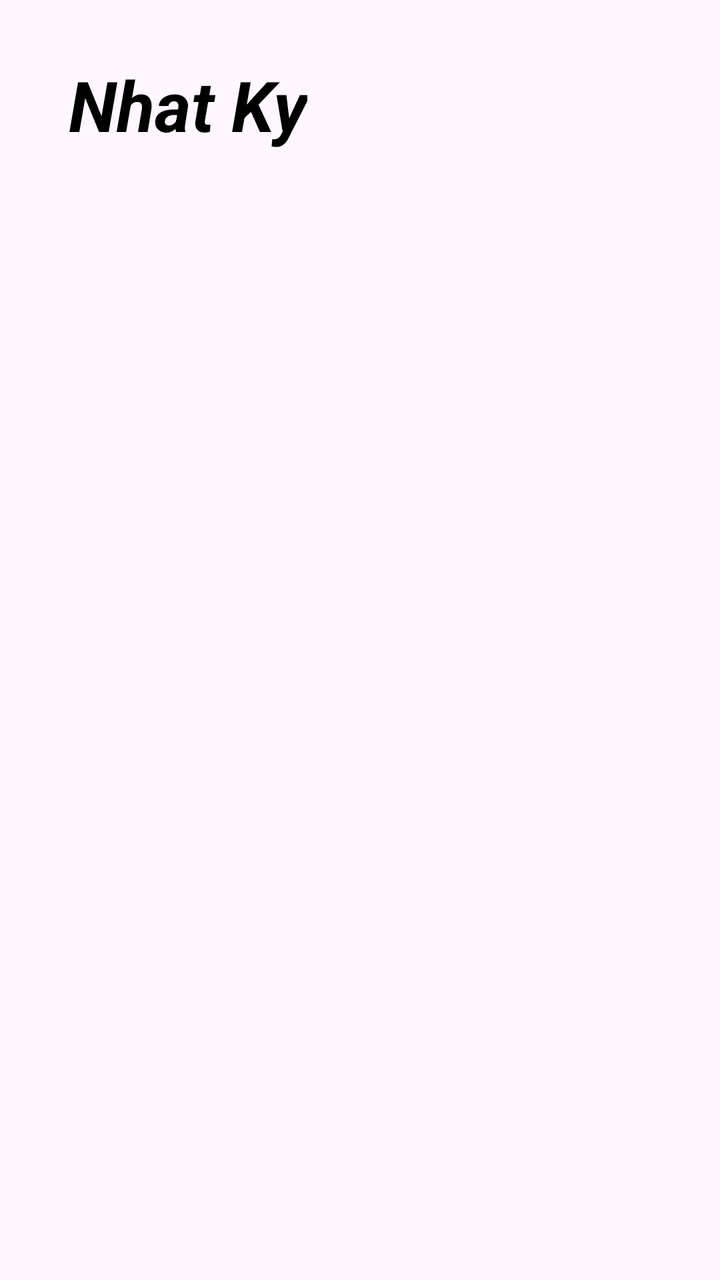
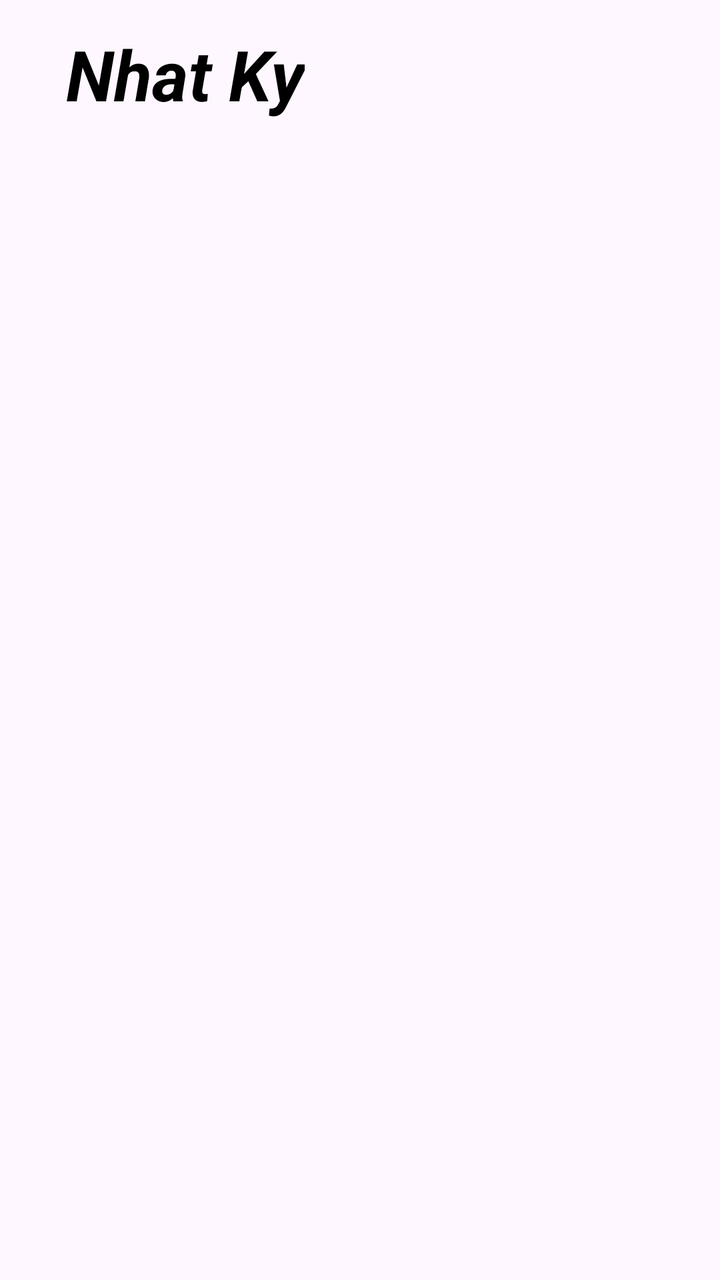

An Android layout rendered at two revisions. The XML below is the earlier revision; the diff shows what the commit changed to produce the second picture.
<!-- AndroidManifest.xml: application theme Theme.Nhatky -->
<!-- res/layout/activity_main.xml -->
<?xml version="1.0" encoding="utf-8"?>
<androidx.constraintlayout.widget.ConstraintLayout xmlns:android="http://schemas.android.com/apk/res/android"
    xmlns:app="http://schemas.android.com/apk/res-auto"
    xmlns:tools="http://schemas.android.com/tools"
    android:id="@+id/main"
    android:layout_width="match_parent"
    android:layout_height="match_parent"
    tools:context=".MainActivity">

    <TextView
        android:id="@+id/textView"
        android:layout_width="wrap_content"
        android:layout_height="wrap_content"
        android:paddingStart="20dp"
        android:text="Nhat Ky"
        android:textColor="@color/black"
        android:textSize="35sp"

        android:textStyle="bold|italic"
        app:layout_constraintBottom_toBottomOf="parent"
        app:layout_constraintEnd_toEndOf="parent"
        app:layout_constraintHorizontal_bias="0.065"
        app:layout_constraintStart_toStartOf="parent"
        app:layout_constraintTop_toTopOf="parent"
        app:layout_constraintVertical_bias="0.049" />

    <ListView
        android:id="@+id/notes_ListView"
        android:layout_width="match_parent"
        android:layout_height="0dp"
        android:layout_marginTop="20dp"
        android:background="@null"
        android:paddingStart="20dp"
        android:paddingTop="10dp"
        android:paddingEnd="20dp"
        app:layout_constraintBottom_toBottomOf="parent"
        app:layout_constraintEnd_toEndOf="parent"
        app:layout_constraintStart_toStartOf="parent"
        app:layout_constraintTop_toBottomOf="@+id/textView" />

</androidx.constraintlayout.widget.ConstraintLayout>
<!-- resources referenced by this layout -->
<resources>
  <color name="black">#FF000000</color>
  <style name="Theme.Nhatky" parent="Base.Theme.Nhatky" />
  <style name="Base.Theme.Nhatky" parent="Theme.Material3.DayNight.NoActionBar">
          
          
      </style>
</resources>

<!-- the commit's change to res/layout/activity_main.xml (unified diff, before → after) -->
@@ -19,23 +19,32 @@
         android:textStyle="bold|italic"
         app:layout_constraintBottom_toBottomOf="parent"
         app:layout_constraintEnd_toEndOf="parent"
-        app:layout_constraintHorizontal_bias="0.065"
+        app:layout_constraintHorizontal_bias="0.059"
         app:layout_constraintStart_toStartOf="parent"
         app:layout_constraintTop_toTopOf="parent"
-        app:layout_constraintVertical_bias="0.049" />
+        app:layout_constraintVertical_bias="0.023" />
 
-    <ListView
-        android:id="@+id/notes_ListView"
-        android:layout_width="match_parent"
-        android:layout_height="0dp"
-        android:layout_marginTop="20dp"
-        android:background="@null"
-        android:paddingStart="20dp"
-        android:paddingTop="10dp"
-        android:paddingEnd="20dp"
+    <androidx.recyclerview.widget.RecyclerView
+        android:id="@+id/rcvPage"
+        android:layout_width="409dp"
+        android:layout_height="648dp"
+        android:layout_marginEnd="1dp"
         app:layout_constraintBottom_toBottomOf="parent"
         app:layout_constraintEnd_toEndOf="parent"
+        app:layout_constraintHorizontal_bias="1.0"
         app:layout_constraintStart_toStartOf="parent"
         app:layout_constraintTop_toBottomOf="@+id/textView" />
 
+    <androidx.recyclerview.widget.RecyclerView
+        android:layout_width="409dp"
+        android:layout_height="648dp"
+        android:layout_marginTop="1dp"
+        app:layout_constraintTop_toBottomOf="@+id/rcvPage"
+        tools:layout_editor_absoluteX="1dp" /><![CDATA[
+
+    "
+        app:layout_constraintStart_toStartOf="parent"
+        app:layout_constraintTop_toBottomOf="@+id/textView" />
+
+]]>
 </androidx.constraintlayout.widget.ConstraintLayout>
